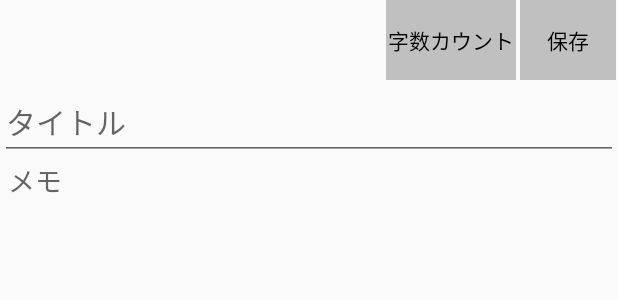
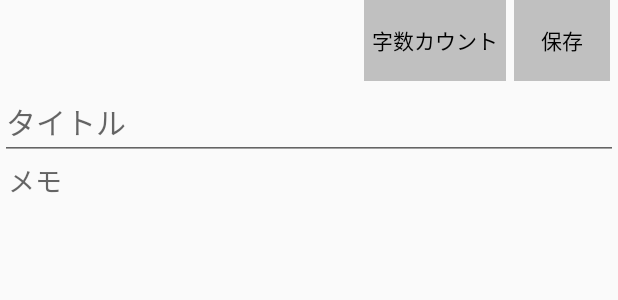
Before and after one commit to ftakahiro/SimpleNote, an Android app: the layout activity_input.xml on its own in the app's theme, with its tools: preview values and no code run, on a phone screen of 412 x 824 dp. Shown: the top 300 px of the screen. Run offline under Robolectric (Android 15) with nearby library versions, the light colour scheme and no system bars.

Commit message:
button layout changed.

```diff
--- a/app/src/main/res/layout/activity_input.xml
+++ b/app/src/main/res/layout/activity_input.xml
@@ -22,15 +22,17 @@
                 android:textColor="@color/colorBlack"
                 android:background="@color/colorSilver"
                 android:onClick="onCountClick"
-                android:padding="1dp"
-                android:layout_margin="1dp"
+                android:padding="5dp"
+                android:layout_marginEnd="5dp"
+                android:layout_marginRight="5dp"
                 android:layout_gravity=""/>
             <Button
                 android:id="@+id/btSave"
                 android:layout_width="wrap_content"
                 android:layout_height="wrap_content"
-                android:padding="1dp"
-                android:layout_margin="1dp"
+                android:padding="5dp"
+                android:layout_marginEnd="5dp"
+                android:layout_marginRight="5dp"
                 style="?android:attr/buttonBarButtonStyle"
                 android:text="@string/bt_save"
                 android:textColor="@color/colorBlack"
```
